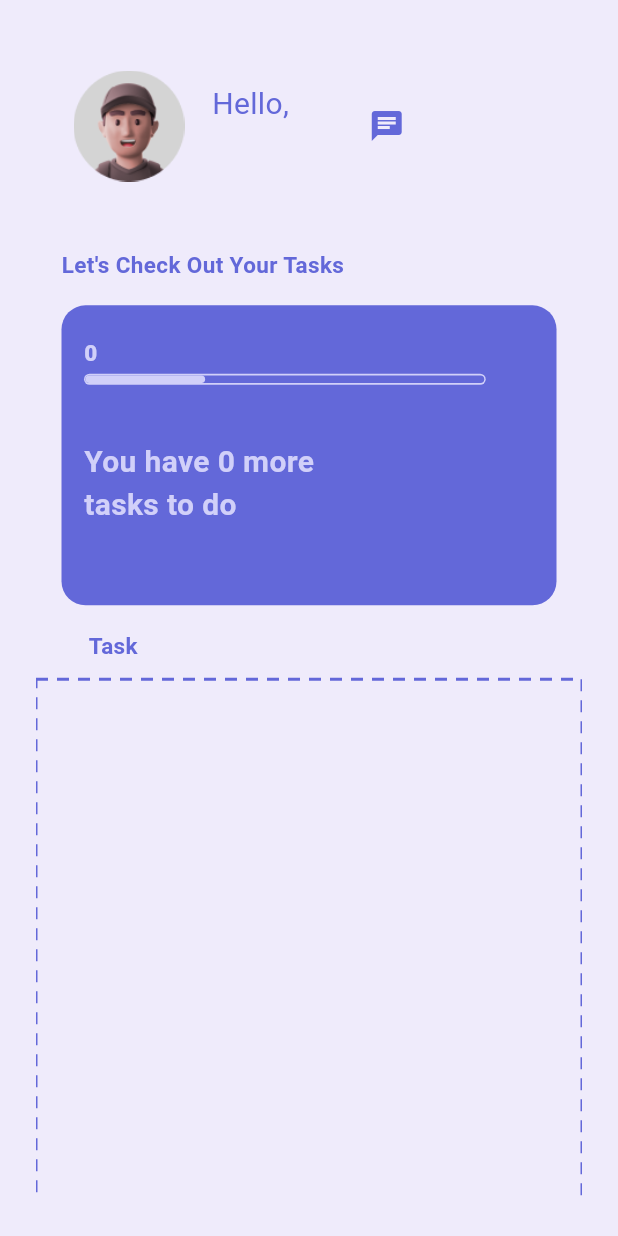
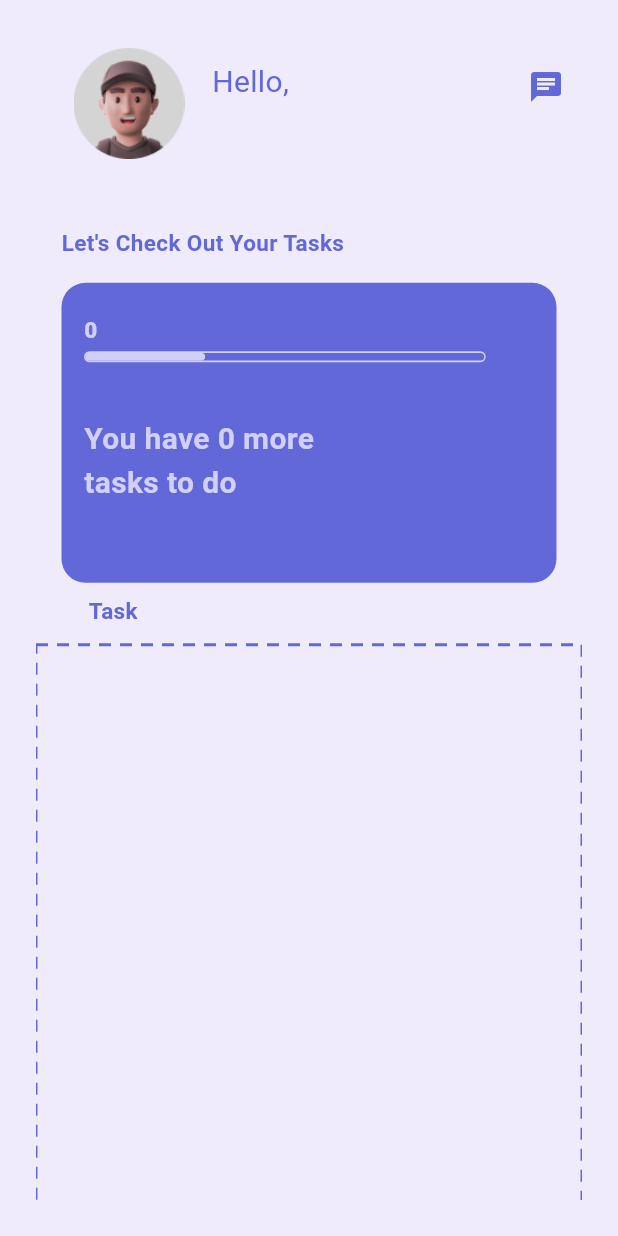
Before and after one commit to kyrolloss/neat, a Flutter app: the HomeScreen screen opened directly, on a phone screen of 412 x 824 dp. Run offline on Flutter 3.47's test engine with Material 3 defaults, Android fonts, the phone set to English and light mode, and no system bars; drawn by our look-alikes of dotted_border, percent_indicator; our stand-ins replace cloud_firestore, easy_date_timeline, firebase_auth, firebase_core, firebase_messaging, firebase_storage and 4 more; missing offline and left inert: inkblob_navigation_bar; accounts and stored records are empty.

Commit message:
handle chat button in home screen

```diff
--- a/lib/Screens/Home/home.dart
+++ b/lib/Screens/Home/home.dart
@@ -1,7 +1,9 @@
 import 'package:cloud_firestore/cloud_firestore.dart';
 import 'package:dotted_border/dotted_border.dart';
 import 'package:firebase_auth/firebase_auth.dart';
+import 'package:flutter/cupertino.dart';
 import 'package:flutter/material.dart';
+import 'package:flutter/widgets.dart';
 import 'package:flutter_bloc/flutter_bloc.dart';
 import 'package:neat/Screens/chat/chat_screen.dart';
 import 'package:neat/Screens/chat/users_screen.dart';
@@ -61,10 +63,21 @@ class _HomeScreenState extends State<HomeScreen> {
               child: Column(
                 crossAxisAlignment: CrossAxisAlignment.center,
                 children: [
-                  Padding(
-                    padding: const EdgeInsets.only(
-                        top: 15.0, right: 15, left: 15, bottom: 8),
-                    child: Column(
+                  Stack(
+                    children:[
+                      Positioned(
+                        right: 0,
+                        top: 10,
+                        child: IconButton(
+                            onPressed: () {
+                              navigateTo(context, const UsersScreen());
+                            },
+                            icon: const Icon(
+                              Icons.chat,
+                              color: TColors.primaryColor,
+                            )),
+                      ),
+                      Column(
                       crossAxisAlignment: CrossAxisAlignment.start,
                       children: [
                         Row(
@@ -103,16 +116,9 @@ class _HomeScreenState extends State<HomeScreen> {
                                       ),
                                     ],
                                   ),
-                                    SizedBox(width: width * 0.1),
+
                                   /// Chats
-                                    IconButton(
-                                        onPressed: () {
-                                          navigateTo(context, const UsersScreen());
-                                        },
-                                        icon: const Icon(
-                                          Icons.chat,
-                                          color: TColors.primaryColor,
-                                        ))
+
                                 ],
                                                                   ),
                                 SizedBox(
@@ -217,6 +223,7 @@ class _HomeScreenState extends State<HomeScreen> {
                         ),
                       ],
                     ),
+                    ]
                   ),
                   SizedBox(
                     height: height * .01,
--- a/lib/Screens/chat/users_screen.dart
+++ b/lib/Screens/chat/users_screen.dart
@@ -33,19 +33,19 @@ class _UsersScreenState extends State<UsersScreen> {
       backgroundColor: TColors.backgroundColor,
       body: Column(
         children: [
-          TPrimaryHeaderContainer(
+          const TPrimaryHeaderContainer(
             child: Column(
               children: [
                 TAppBar(
                   showBackArrow: true,
                   iconColor: TColors.backgroundColor,
                   backgroundColor: TColors.primaryColor,
-                  title: const Text(
+                  title: Text(
                     "Chats",
                     style: TextStyle(color: TColors.backgroundColor),
                   ),
                 ),
-                const SizedBox(
+                SizedBox(
                   height: TSizes.spaceBtwSections,
                 ),
               ],
```
Lines whose indentation alone changed are shown as unchanged.
